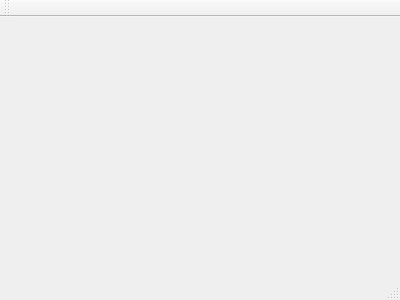
Before: the Qt Designer form mainwindow.ui in matthieuheitz/IPSM, drawn with Qt 5.
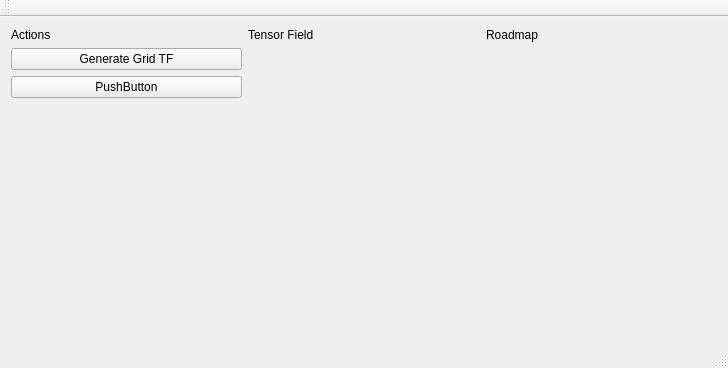
After: the same form once the commit is applied.

Commit message: Change UI to generate grid tensor field and visualize it

The edit to the form file:
```diff
--- a/mainwindow.ui
+++ b/mainwindow.ui
@@ -1,24 +1,108 @@
 <ui version="4.0">
  <class>MainWindow</class>
- <widget class="QMainWindow" name="MainWindow" >
-  <property name="geometry" >
+ <widget class="QMainWindow" name="MainWindow">
+  <property name="geometry">
    <rect>
     <x>0</x>
     <y>0</y>
-    <width>400</width>
-    <height>300</height>
+    <width>728</width>
+    <height>368</height>
    </rect>
   </property>
   <property name="windowTitle" >
    <string>MainWindow</string>
   </property>
-  <widget class="QMenuBar" name="menuBar" />
-  <widget class="QToolBar" name="mainToolBar" />
-  <widget class="QWidget" name="centralWidget" />
-  <widget class="QStatusBar" name="statusBar" />
+  <widget class="QWidget" name="centralWidget">
+   <layout class="QGridLayout" name="gridLayout_3">
+    <item row="0" column="0">
+     <widget class="QLabel" name="labelActions">
+      <property name="text">
+       <string>Actions</string>
+      </property>
+     </widget>
+    </item>
+    <item row="0" column="1">
+     <widget class="QLabel" name="labelTensorField">
+      <property name="text">
+       <string>Tensor Field</string>
+      </property>
+     </widget>
+    </item>
+    <item row="1" column="0">
+     <layout class="QGridLayout" name="gridLayout_4">
+      <item row="0" column="0">
+       <widget class="QPushButton" name="buttonGenerateTF">
+        <property name="text">
+         <string>Generate Grid TF</string>
+        </property>
+       </widget>
+      </item>
+      <item row="1" column="0">
+       <widget class="QPushButton" name="pushButton_2">
+        <property name="text">
+         <string>PushButton</string>
+        </property>
+       </widget>
+      </item>
+      <item row="2" column="0">
+       <spacer name="verticalSpacer">
+        <property name="orientation">
+         <enum>Qt::Vertical</enum>
+        </property>
+        <property name="sizeHint" stdset="0">
+         <size>
+          <width>20</width>
+          <height>40</height>
+         </size>
+        </property>
+       </spacer>
+      </item>
+     </layout>
+    </item>
+    <item row="0" column="2">
+     <widget class="QLabel" name="labelRoadmap">
+      <property name="text">
+       <string>Roadmap</string>
+      </property>
+     </widget>
+    </item>
+    <item row="1" column="1">
+     <widget class="QLabel" name="labelTensorFieldDisplay">
+      <property name="text">
+       <string/>
+      </property>
+     </widget>
+    </item>
+    <item row="1" column="2">
+     <widget class="QLabel" name="labelRoadmapDisplay">
+      <property name="text">
+       <string/>
+      </property>
+     </widget>
+    </item>
+   </layout>
+  </widget>
+  <widget class="QMenuBar" name="menuBar">
+   <property name="geometry">
+    <rect>
+     <x>0</x>
+     <y>0</y>
+     <width>728</width>
+     <height>24</height>
+    </rect>
+   </property>
+  </widget>
+  <widget class="QToolBar" name="mainToolBar">
+   <attribute name="toolBarArea">
+    <enum>TopToolBarArea</enum>
+   </attribute>
+   <attribute name="toolBarBreak">
+    <bool>false</bool>
+   </attribute>
+  </widget>
+  <widget class="QStatusBar" name="statusBar"/>
  </widget>
- <layoutDefault spacing="6" margin="11" />
- <pixmapfunction></pixmapfunction>
+ <layoutdefault spacing="6" margin="11"/>
  <resources/>
  <connections/>
 </ui>
```
Left out of the diff: 5 changed lines with no effect on the pictures. The commit also changes 2 other files.
